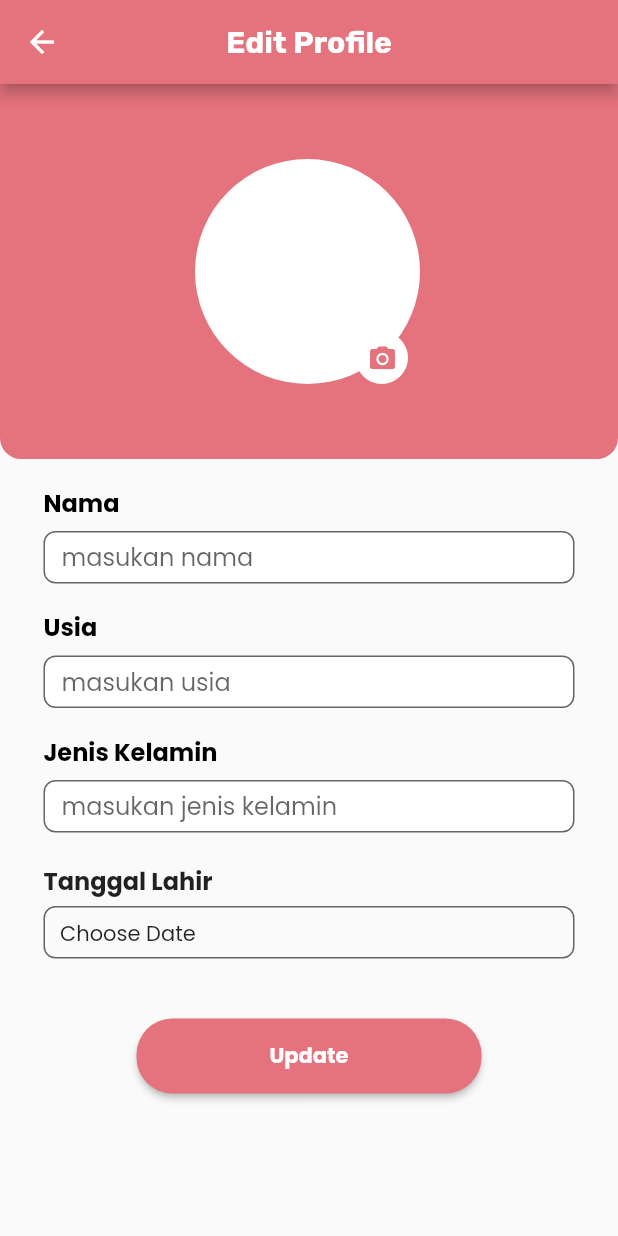
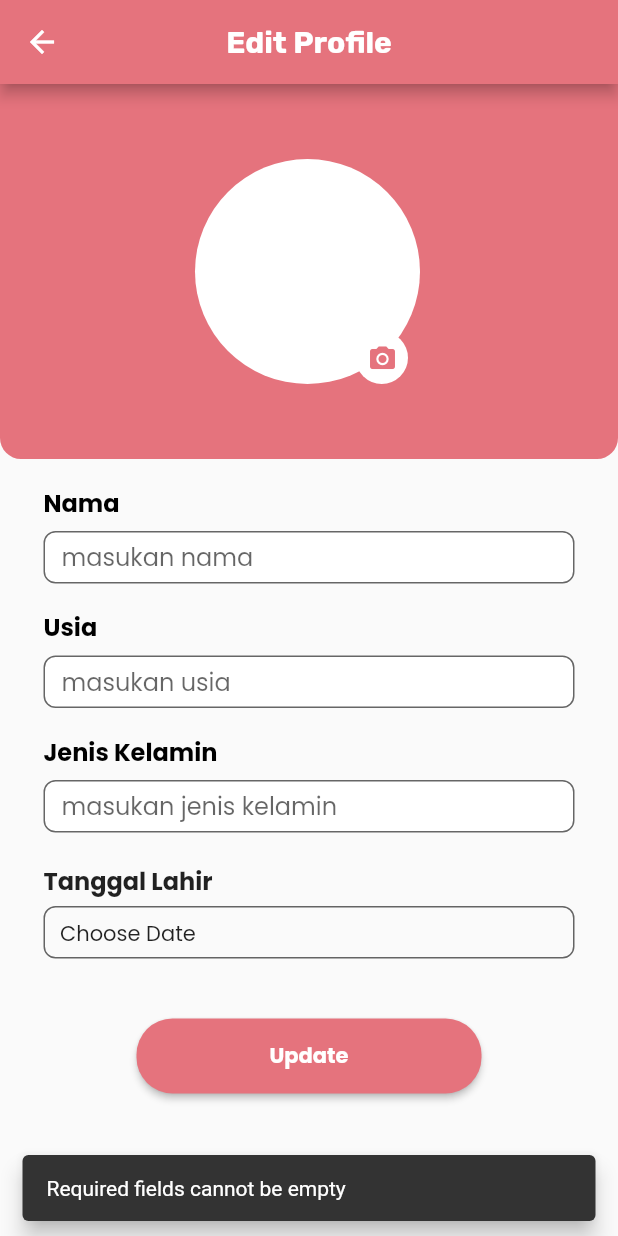
Before and after one commit to Bodan07/COOKOS_NEW, a Flutter app: the EditProfile screen opened directly, after a tap on "Update", on a phone screen of 412 x 824 dp. Run offline on Flutter 3.47's test engine with Material 2 defaults, Android fonts, the phone set to English and light mode, and no system bars; our stand-ins replace cloud_firestore, firebase_auth, firebase_core, firebase_storage, flutter_rating_bar, get and 4 more; accounts and stored records are empty.

Commit message:
update edit_profile

```diff
--- a/lib/screen/edit_profile.dart
+++ b/lib/screen/edit_profile.dart
@@ -79,26 +79,54 @@ class _EditProfile extends State<EditProfile> {
     Reference referenceDirImg = referenceRoot.child('profile');
     Reference uploadimg = referenceDirImg.child(uid);
     try {
-      await uploadimg.putFile(File(file!.path));
-      print("berhasil");
+      if (file != null) {
+        await uploadimg.putFile(File(file.path));
+        print("Upload successful");
+
         imageurl = await uploadimg.getDownloadURL();
-      print("berhasil2");
+        print("Image URL retrieval successful");
+      } else {
+        print("File is null. Skipping upload process.");
+      }
       _Update();
     } on FirebaseException catch (error) {
-      print(error);
+      print("FirebaseException: $error");
     }
   }
 
   void _Update() {
+    try {
       String nama = nameController.text;
       int usia = int.parse(usiaController.text);
       String jeniskelamin = jeniskelaminController.text;
       String tanggallahir = _dateTime.toString().split(' ')[0];
+      // Check for null or empty values and handle them as needed
+      if (nama.isEmpty || jeniskelamin.isEmpty || tanggallahir.isEmpty) {
+        // Handle the case where any of the required fields is empty
+        throw Exception('Required fields cannot be empty');
+      }
       context.read<Profile>().changeProfile(
-        n: nama, u: usia, jk: jeniskelamin, tl: tanggallahir, img: imageurl);
-
+            n: nama,
+            u: usia,
+            jk: jeniskelamin,
+            tl: tanggallahir,
+            img: imageurl,
+          );
       Navigator.push(
-        context, MaterialPageRoute(builder: (context) => seeProfile()));
+        context,
+        MaterialPageRoute(builder: (context) => seeProfile()),
+      );
+    } catch (e) {
+      // Handle the exception
+      print('Error updating profile: $e');
+      // You can show a SnackBar or display an error message to the user
+      ScaffoldMessenger.of(context).showSnackBar(
+        SnackBar(
+          content: Text('Required fields cannot be empty'),
+          behavior: SnackBarBehavior.floating,
+        ),
+      );
+    }
   }
 
   @override
```
Lines whose indentation alone changed are shown as unchanged.
